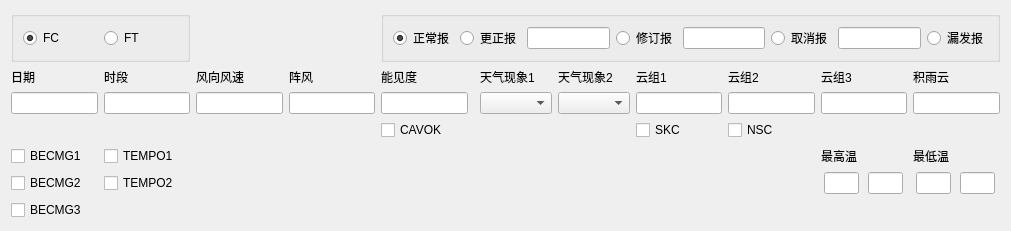
Before: the Qt Designer form tafor/components/ui/taf_primary.ui in up1and/tafor, drawn with Qt 5.
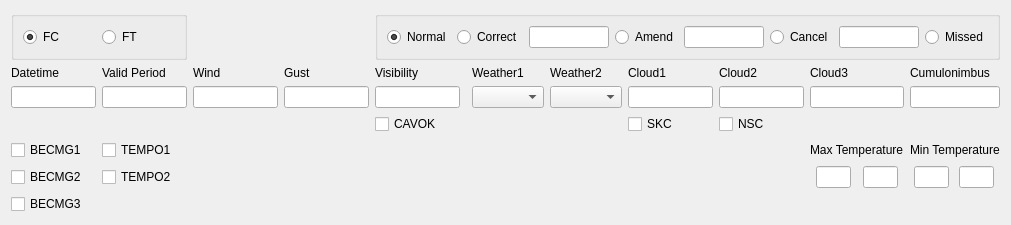
After: the same form once the commit is applied.

What changed in the file:
```diff
--- a/tafor/components/ui/taf_primary.ui
+++ b/tafor/components/ui/taf_primary.ui
@@ -19,7 +19,7 @@
      <item row="2" column="9">
       <widget class="QLabel" name="cloud2Label">
        <property name="text">
-        <string>云组2</string>
+        <string>Cloud2</string>
        </property>
        <property name="buddy">
         <cstring>cloud2</cstring>
@@ -48,7 +48,7 @@
      <item row="2" column="2">
       <widget class="QLabel" name="windLabel">
        <property name="text">
-        <string>风向风速</string>
+        <string>Wind</string>
        </property>
        <property name="buddy">
         <cstring>wind</cstring>
@@ -99,7 +99,7 @@
      <item row="2" column="0">
       <widget class="QLabel" name="dateLabel">
        <property name="text">
-        <string>日期</string>
+        <string>Datetime</string>
        </property>
        <property name="buddy">
         <cstring>date</cstring>
@@ -109,7 +109,7 @@
      <item row="2" column="6">
       <widget class="QLabel" name="weatherWithIntensityLabel">
        <property name="text">
-        <string>天气现象1</string>
+        <string>Weather1</string>
        </property>
        <property name="buddy">
         <cstring>weatherWithIntensity</cstring>
@@ -119,7 +119,7 @@
      <item row="2" column="8">
       <widget class="QLabel" name="cloud1Label">
        <property name="text">
-        <string>云组1</string>
+        <string>Cloud1</string>
        </property>
        <property name="buddy">
         <cstring>cloud1</cstring>
@@ -160,7 +160,7 @@
      <item row="2" column="3">
       <widget class="QLabel" name="gustLabel">
        <property name="text">
-        <string>阵风</string>
+        <string>Gust</string>
        </property>
        <property name="buddy">
         <cstring>gust</cstring>
@@ -170,7 +170,7 @@
      <item row="2" column="4">
       <widget class="QLabel" name="visLabel">
        <property name="text">
-        <string>能见度</string>
+        <string>Visibility</string>
        </property>
        <property name="buddy">
         <cstring>vis</cstring>
@@ -183,7 +183,7 @@
      <item row="2" column="10">
       <widget class="QLabel" name="cloud3Label">
        <property name="text">
-        <string>云组3</string>
+        <string>Cloud3</string>
        </property>
        <property name="buddy">
         <cstring>cloud3</cstring>
@@ -193,7 +193,7 @@
      <item row="2" column="7">
       <widget class="QLabel" name="weatherLabel">
        <property name="text">
-        <string>天气现象2</string>
+        <string>Weather2</string>
        </property>
        <property name="buddy">
         <cstring>weather</cstring>
@@ -216,7 +216,7 @@
      <item row="5" column="10">
       <widget class="QLabel" name="tempMaxLabel">
        <property name="text">
-        <string>最高温</string>
+        <string>Max Temperature</string>
        </property>
        <property name="buddy">
         <cstring>tmax</cstring>
@@ -243,7 +243,7 @@
      <item row="2" column="11">
       <widget class="QLabel" name="cbLabel">
        <property name="text">
-        <string>积雨云</string>
+        <string>Cumulonimbus</string>
        </property>
        <property name="buddy">
         <cstring>cb</cstring>
@@ -253,7 +253,7 @@
      <item row="5" column="11">
       <widget class="QLabel" name="tempMinLabel">
        <property name="text">
-        <string>最低温</string>
+        <string>Min Temperature</string>
        </property>
        <property name="buddy">
         <cstring>tmin</cstring>
@@ -263,7 +263,7 @@
      <item row="2" column="1">
       <widget class="QLabel" name="periodLabel">
        <property name="text">
-        <string>时段</string>
+        <string>Valid Period</string>
        </property>
        <property name="buddy">
         <cstring>period</cstring>
@@ -324,7 +324,7 @@
         <item row="0" column="5">
          <widget class="QRadioButton" name="cnl">
           <property name="text">
-           <string>取消报</string>
+           <string>Cancel</string>
           </property>
          </widget>
         </item>
@@ -334,14 +334,14 @@
         <item row="0" column="1">
          <widget class="QRadioButton" name="cor">
           <property name="text">
-           <string>更正报</string>
+           <string>Correct</string>
           </property>
          </widget>
         </item>
         <item row="0" column="3">
          <widget class="QRadioButton" name="amd">
           <property name="text">
-           <string>修订报</string>
+           <string>Amend</string>
           </property>
          </widget>
         </item>
@@ -351,7 +351,7 @@
         <item row="0" column="0">
          <widget class="QRadioButton" name="normal">
           <property name="text">
-           <string>正常报</string>
+           <string>Normal</string>
           </property>
           <property name="checked">
            <bool>true</bool>
@@ -361,7 +361,7 @@
         <item row="0" column="7">
          <widget class="QRadioButton" name="missed">
           <property name="text">
-           <string>漏发报</string>
+           <string>Missed</string>
           </property>
          </widget>
         </item>
```
